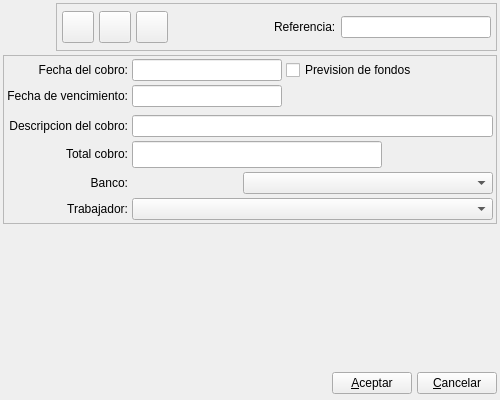
This is bulmages/bulmafact/plugins/pluginbf_clientecobro/cobrobase.ui in eboladev/Bulmages-1 as Qt 5 draws it before an edit. The edited form follows.
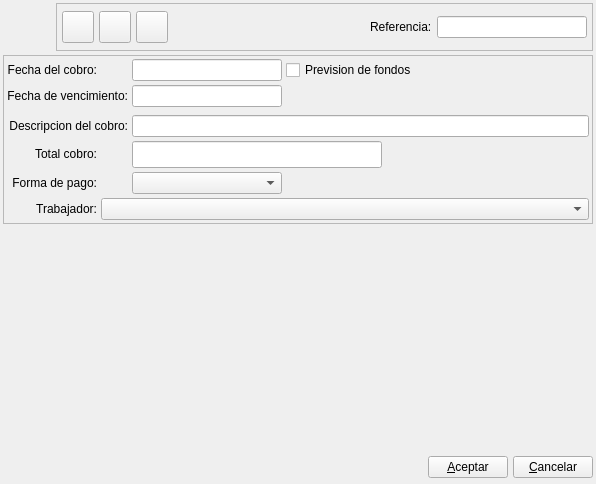
This is the edited form. Icons and pictures are not drawn. Custom widgets are drawn as their Qt base class.

Commit message: Pongo la forma de pago en los cobros. Y quito los bancos que ahora van incorporados en la propia forma de pago. NOTA: Con este commit hay cambios en la base de datos de facturación asi que no os olvideis de aplicar el correspondiente parche ya que sino el programa no funcionará

The edit to the form file:
```diff
--- a/bulmages/bulmafact/plugins/pluginbf_clientecobro/cobrobase.ui
+++ b/bulmages/bulmafact/plugins/pluginbf_clientecobro/cobrobase.ui
@@ -7,8 +7,8 @@
    <rect>
     <x>0</x>
     <y>0</y>
-    <width>500</width>
-    <height>400</height>
+    <width>596</width>
+    <height>484</height>
    </rect>
   </property>
   <property name="minimumSize">
@@ -262,7 +262,7 @@
         </property>
        </widget>
       </item>
-      <item row="0" column="1">
+      <item row="0" column="2">
        <layout class="QHBoxLayout">
         <item>
          <widget class="BlDateSearch" name="mui_fechacobro">
@@ -295,7 +295,7 @@
         </item>
        </layout>
       </item>
-      <item row="1" column="0">
+      <item row="1" column="0" colspan="2">
        <widget class="QLabel" name="textLabel1_2_4">
         <property name="sizePolicy">
          <sizepolicy hsizetype="Preferred" vsizetype="Fixed">
@@ -311,7 +311,7 @@
         </property>
        </widget>
       </item>
-      <item row="1" column="1">
+      <item row="1" column="2">
        <layout class="QHBoxLayout">
         <item>
          <widget class="BlDateSearch" name="mui_fechavenccobro">
@@ -344,7 +344,7 @@
         </item>
        </layout>
       </item>
-      <item row="2" column="0" colspan="2">
+      <item row="2" column="0" colspan="3">
        <widget class="BlSearchWidget" name="mui_idcliente" native="true">
         <property name="sizePolicy">
          <sizepolicy hsizetype="Expanding" vsizetype="Preferred">
@@ -357,7 +357,7 @@
         </property>
        </widget>
       </item>
-      <item row="3" column="0">
+      <item row="3" column="0" colspan="2">
        <widget class="QLabel" name="textLabel1_2_2_3_2">
         <property name="sizePolicy">
          <sizepolicy hsizetype="Preferred" vsizetype="Fixed">
@@ -376,7 +376,7 @@
         </property>
        </widget>
       </item>
-      <item row="3" column="1">
+      <item row="3" column="2">
        <widget class="QLineEdit" name="mui_comentcobro">
         <property name="sizePolicy">
          <sizepolicy hsizetype="Expanding" vsizetype="Preferred">
@@ -405,7 +405,7 @@
         </property>
        </widget>
       </item>
-      <item row="4" column="1">
+      <item row="4" column="2">
        <layout class="QHBoxLayout">
         <item>
          <widget class="QLineEdit" name="mui_cantcobro">
@@ -455,7 +455,7 @@
        </layout>
       </item>
       <item row="5" column="0">
-       <widget class="QLabel" name="textLabel1_4_5">
+       <widget class="QLabel" name="label11">
         <property name="sizePolicy">
          <sizepolicy hsizetype="Preferred" vsizetype="Fixed">
           <horstretch>0</horstretch>
@@ -463,48 +463,31 @@
          </sizepolicy>
         </property>
         <property name="text">
-         <string>Banco:</string>
+         <string>Forma de pago:</string>
         </property>
         <property name="alignment">
          <set>Qt::AlignRight|Qt::AlignTrailing|Qt::AlignVCenter</set>
         </property>
         <property name="buddy">
-         <cstring>mui_idbanco</cstring>
+         <cstring>mui_idforma_pago</cstring>
         </property>
        </widget>
       </item>
-      <item row="5" column="1">
-       <layout class="QHBoxLayout">
-        <item>
-         <spacer>
-          <property name="orientation">
-           <enum>Qt::Horizontal</enum>
-          </property>
-          <property name="sizeHint" stdset="0">
-           <size>
-            <width>40</width>
-            <height>20</height>
-           </size>
-          </property>
-         </spacer>
-        </item>
-        <item>
-         <widget class="BfBuscarBanco" name="mui_idbanco">
-          <property name="sizePolicy">
-           <sizepolicy hsizetype="Preferred" vsizetype="Fixed">
-            <horstretch>0</horstretch>
-            <verstretch>0</verstretch>
-           </sizepolicy>
-          </property>
-          <property name="minimumSize">
-           <size>
-            <width>250</width>
-            <height>0</height>
-           </size>
-          </property>
-         </widget>
-        </item>
-       </layout>
+      <item row="5" column="2">
+       <widget class="BfBuscarFormaPago" name="mui_idforma_pago">
+        <property name="minimumSize">
+         <size>
+          <width>150</width>
+          <height>0</height>
+         </size>
+        </property>
+        <property name="maximumSize">
+         <size>
+          <width>150</width>
+          <height>16777215</height>
+         </size>
+        </property>
+       </widget>
       </item>
       <item row="6" column="0">
        <widget class="QLabel" name="label_4">
@@ -525,7 +508,7 @@
         </property>
        </widget>
       </item>
-      <item row="6" column="1">
+      <item row="6" column="1" colspan="2">
        <widget class="BfBuscarTrabajador" name="mui_idtrabajador">
         <property name="sizePolicy">
          <sizepolicy hsizetype="Expanding" vsizetype="Fixed">
@@ -604,7 +587,7 @@
   <customwidget>
    <class>BlDateSearch</class>
    <extends>QLineEdit</extends>
-   <header>../../bulmalib/src/bldatesearch.h</header>
+   <header>bldatesearch.h</header>
   </customwidget>
   <customwidget>
    <class>BlSearchWidget</class>
@@ -622,9 +605,9 @@
    <header>bfbuscartrabajador.h</header>
   </customwidget>
   <customwidget>
-   <class>BfBuscarBanco</class>
+   <class>BfBuscarFormaPago</class>
    <extends>QComboBox</extends>
-   <header>bfbuscarbanco.h</header>
+   <header>bfbuscarformapago.h</header>
   </customwidget>
  </customwidgets>
  <tabstops>
```
The commit also changes 7 other files.
